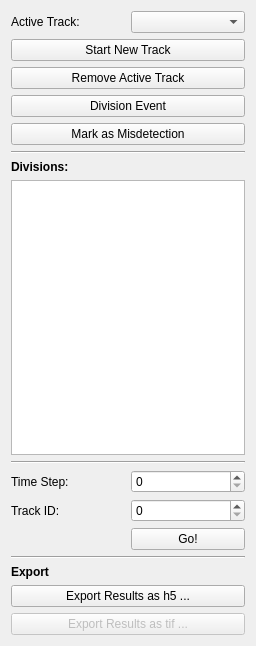
Before: the Qt Designer form ilastik/applets/tracking/manual/drawer.ui in ilastik/ilastik, drawn with Qt 5.
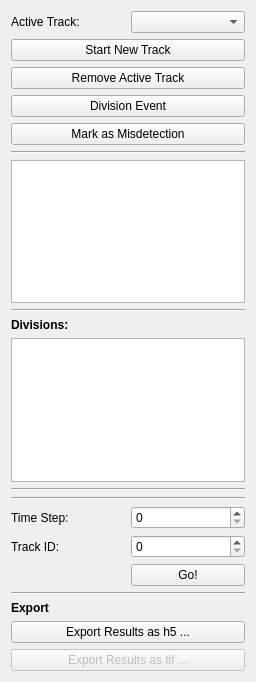
After: the same form once the commit is applied.

Commit message: manual tracking: added log output to gui

```diff
--- a/ilastik/applets/tracking/manual/drawer.ui
+++ b/ilastik/applets/tracking/manual/drawer.ui
@@ -7,7 +7,7 @@
     <x>0</x>
     <y>0</y>
     <width>256</width>
-    <height>646</height>
+    <height>682</height>
    </rect>
   </property>
   <property name="sizePolicy">
@@ -103,6 +103,28 @@
      </item>
     </layout>
    </item>
+   <item>
+    <widget class="Line" name="line_2">
+     <property name="orientation">
+      <enum>Qt::Horizontal</enum>
+     </property>
+    </widget>
+   </item>
+   <item>
+    <widget class="QTextBrowser" name="logOutput">
+     <property name="enabled">
+      <bool>true</bool>
+     </property>
+     <property name="font">
+      <font>
+       <pointsize>8</pointsize>
+       <weight>75</weight>
+       <italic>true</italic>
+       <bold>true</bold>
+      </font>
+     </property>
+    </widget>
+   </item>
    <item>
     <widget class="Line" name="line">
      <property name="orientation">
@@ -133,6 +155,13 @@
      </property>
     </widget>
    </item>
+   <item>
+    <widget class="Line" name="line_5">
+     <property name="orientation">
+      <enum>Qt::Horizontal</enum>
+     </property>
+    </widget>
+   </item>
    <item>
     <layout class="QGridLayout" name="gridLayout_4">
      <item row="0" column="0">
```
The commit also changes 1 other file.
